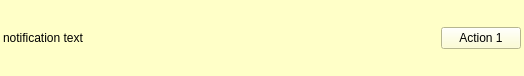
Old version of the form src/gui-remote/notificationbar.ui in the repository hyperquantum/PMP.
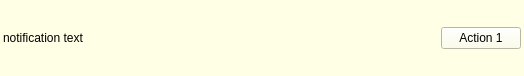
New version of the form.

Commit message: Make notification bar background color less bright

```diff
--- a/src/gui-remote/notificationbar.ui
+++ b/src/gui-remote/notificationbar.ui
@@ -14,7 +14,7 @@
    <string>Form</string>
   </property>
   <property name="styleSheet">
-   <string notr="true">background-color: rgb(255, 255, 200);
+   <string notr="true">background-color: rgb(255, 255, 230);
 color: rgb(0, 0, 0);</string>
   </property>
   <layout class="QHBoxLayout" name="horizontalLayout">
```
